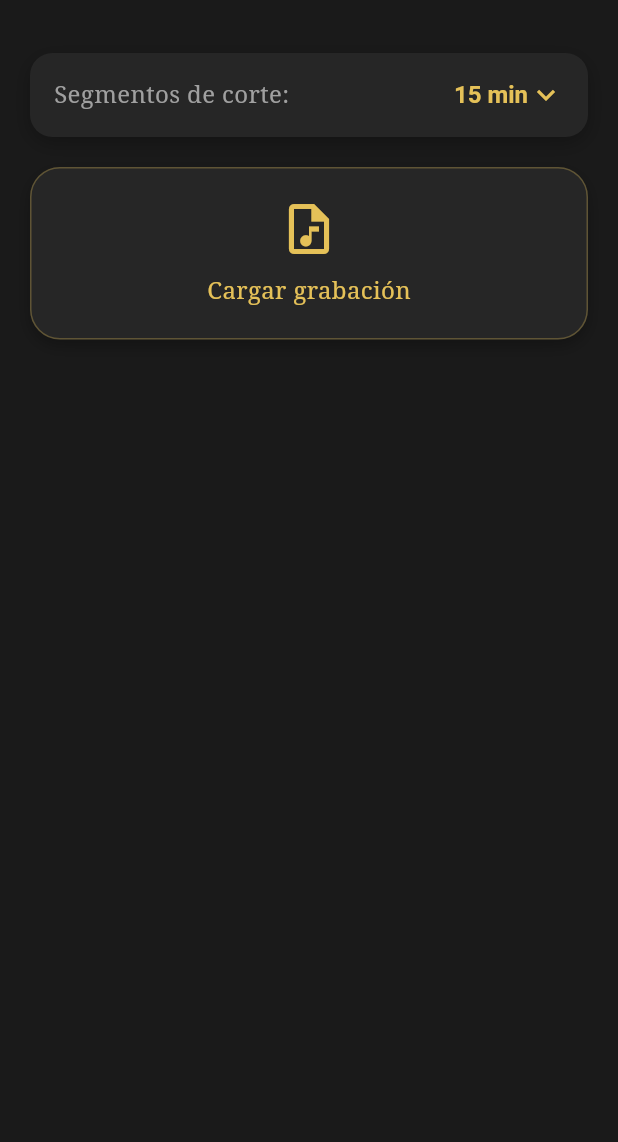
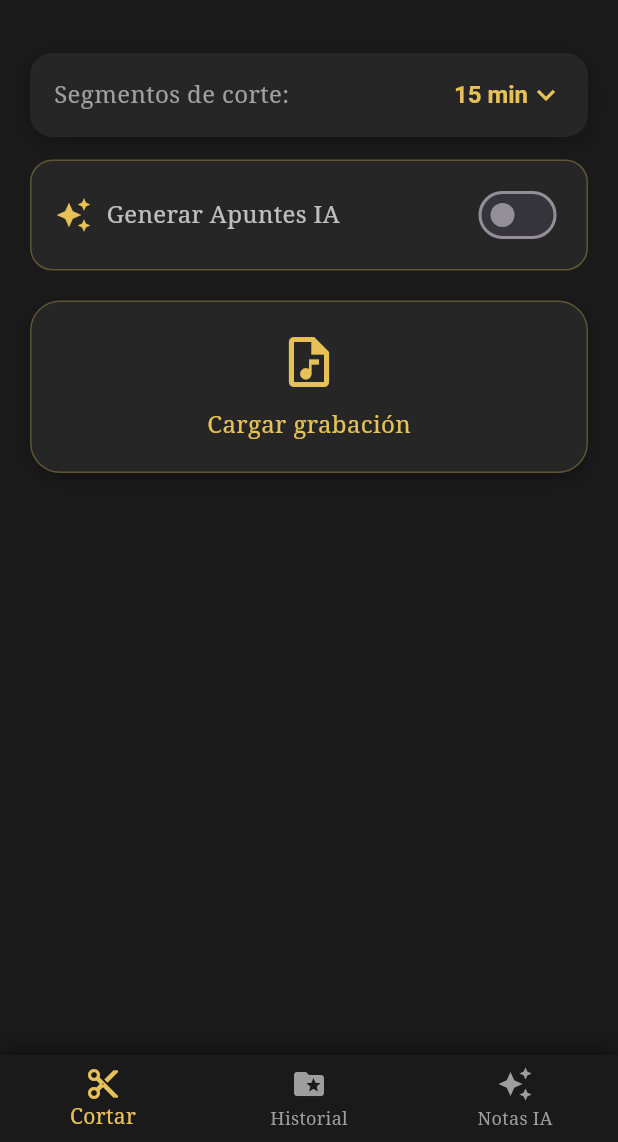
Before and after one commit to Axelotito/EchoSlice, a Flutter app: the screen it shows after launch, on a phone screen of 412 x 824 dp, the part 94-1236 px from its top. Run offline on Flutter 3.47's test engine with Material 3 defaults, Android fonts, the phone set to English and light mode, and no system bars; our stand-ins replace file_picker, flutter_local_notifications, just_audio; missing offline and left inert: simple_audio_trimmer.

Commit message:
Refactor main.dart to use MainScreen and create HistoryPage and NotesPage components

```diff
--- a/echoslice/lib/main.dart
+++ b/echoslice/lib/main.dart
@@ -1,6 +1,6 @@
+import 'package:echoslice/core/notification_service.dart';
+import 'package:echoslice/presentation/pages/main_screen.dart';
 import 'package:flutter/material.dart';
-import 'presentation/pages/home_page.dart';
-import 'notification_service.dart';
 
 void main() async {
   WidgetsFlutterBinding.ensureInitialized();
@@ -25,7 +25,7 @@ class MyApp extends StatelessWidget {
         fontFamily: 'serif',
         useMaterial3: true,
       ),
-      home: const HomePage(),
+      home: MainScreen(),
     );
   }
 }
--- /dev/null
+++ b/echoslice/lib/presentation/pages/history_page.dart
@@ -0,0 +1,14 @@
+import 'package:flutter/material.dart';
+
+class HistoryPage extends StatelessWidget {
+  const HistoryPage({super.key});
+
+  @override
+  Widget build(BuildContext context) {
+    final Color goldAccent = Theme.of(context).primaryColor;
+    return Center(
+      child: Text('📂 Próximamente: Tu Historial de Audios',
+        style: TextStyle(color: goldAccent, fontSize: 18)),
+    );
+  }
+}
--- a/echoslice/lib/presentation/pages/home_page.dart
+++ b/echoslice/lib/presentation/pages/home_page.dart
@@ -85,7 +85,7 @@ class _HomePageState extends State<HomePage> {
               ),
               const SizedBox(height: 30),
 
-              // --- SELECTOR DE TIEMPO ELEGANTE ---
+              // --- SELECTOR DE TIEMPO ELEGANTE (BLOQUE 1) ---
               Container(
                 padding: const EdgeInsets.symmetric(horizontal: 16, vertical: 4),
                 decoration: BoxDecoration(
@@ -120,6 +120,38 @@ class _HomePageState extends State<HomePage> {
                           }
                         },
                       ),
+                    ),
+                  ],
+                ),
+              ),
+              const SizedBox(height: 15),
+
+              // --- INTERRUPTOR DE APUNTES IA (BLOQUE 2 - ¡AHORA EN SU PROPIA FILA!) ---
+              Container(
+                padding: const EdgeInsets.symmetric(horizontal: 16, vertical: 12),
+                decoration: BoxDecoration(
+                  color: cardDark,
+                  borderRadius: BorderRadius.circular(15),
+                  border: Border.all(color: goldAccent.withOpacity(0.3)),
+                ),
+                child: Row(
+                  mainAxisAlignment: MainAxisAlignment.spaceBetween,
+                  children: [
+                    Row(
+                      children: [
+                        Icon(Icons.auto_awesome, color: goldAccent),
+                        const SizedBox(width: 10),
+                        const Text('Generar Apuntes IA', style: TextStyle(color: Colors.white70, fontSize: 16)),
+                      ],
+                    ),
+                    Switch(
+                      value: false, // Por ahora apagado
+                      activeColor: goldAccent,
+                      onChanged: (bool valor) {
+                        ScaffoldMessenger.of(context).showSnackBar(
+                          const SnackBar(content: Text('IA en construcción 🚧')),
+                        );
+                      },
                     ),
                   ],
                 ),
--- /dev/null
+++ b/echoslice/lib/presentation/pages/main_screen.dart
@@ -0,0 +1,69 @@
+import 'package:flutter/material.dart';
+import 'home_page.dart';
+import 'history_page.dart';
+import 'notes_page.dart';
+
+class MainScreen extends StatefulWidget {
+  const MainScreen({super.key});
+
+  @override
+  State<MainScreen> createState() => _MainScreenState();
+}
+
+class _MainScreenState extends State<MainScreen> {
+  // MEJOR PRÁCTICA #4: Guión bajo para variables privadas
+  int _indiceActual = 0;
+
+  // MEJOR PRÁCTICA #5: Usar final para colecciones que no cambian su referencia
+  final List<Widget> _pantallas = [
+    const HomePage(),
+    const HistoryPage(),
+    const NotesPage(),
+  ];
+
+  @override
+  Widget build(BuildContext context) {
+    // Usamos el color de fondo definido en el tema
+    final Color bgDark = Theme.of(context).scaffoldBackgroundColor;
+    final Color goldAccent = Theme.of(context).primaryColor;
+
+    return Scaffold(
+      backgroundColor: bgDark,
+      body: _pantallas[_indiceActual], // Muestra la pantalla según el índice
+      bottomNavigationBar: Container(
+        decoration: const BoxDecoration(
+          boxShadow: [
+            BoxShadow(color: Colors.black45, blurRadius: 10, offset: Offset(0, -2)),
+          ],
+        ),
+        child: BottomNavigationBar(
+          currentIndex: _indiceActual,
+          backgroundColor: const Color(0xFF1A1A1A),
+          selectedItemColor: goldAccent,
+          unselectedItemColor: Colors.grey,
+          showUnselectedLabels: true,
+          type: BottomNavigationBarType.fixed,
+          onTap: (int nuevoIndice) {
+            setState(() {
+              _indiceActual = nuevoIndice;
+            });
+          },
+          items: const [
+            BottomNavigationBarItem(
+              icon: Icon(Icons.content_cut),
+              label: 'Cortar',
+            ),
+            BottomNavigationBarItem(
+              icon: Icon(Icons.folder_special),
+              label: 'Historial',
+            ),
+            BottomNavigationBarItem(
+              icon: Icon(Icons.auto_awesome), // El toque de la IA
+              label: 'Notas IA',
+            ),
+          ],
+        ),
+      ),
+    );
+  }
+}
--- /dev/null
+++ b/echoslice/lib/presentation/pages/notes_page.dart
@@ -0,0 +1,14 @@
+import 'package:flutter/material.dart';
+
+class NotesPage extends StatelessWidget {
+  const NotesPage({super.key});
+
+  @override
+  Widget build(BuildContext context) {
+    final Color goldAccent = Theme.of(context).primaryColor;
+    return Center(
+      child: Text('🤖 Próximamente: Tus Apuntes con IA',
+        style: TextStyle(color: goldAccent, fontSize: 18)),
+    );
+  }
+}
```
